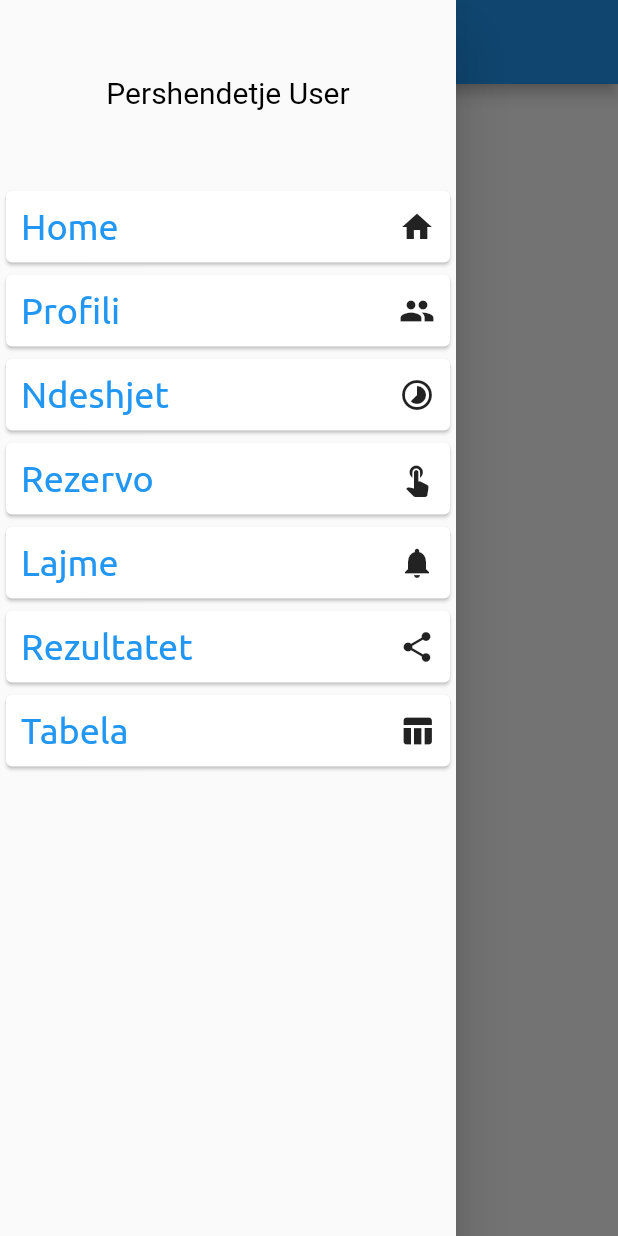
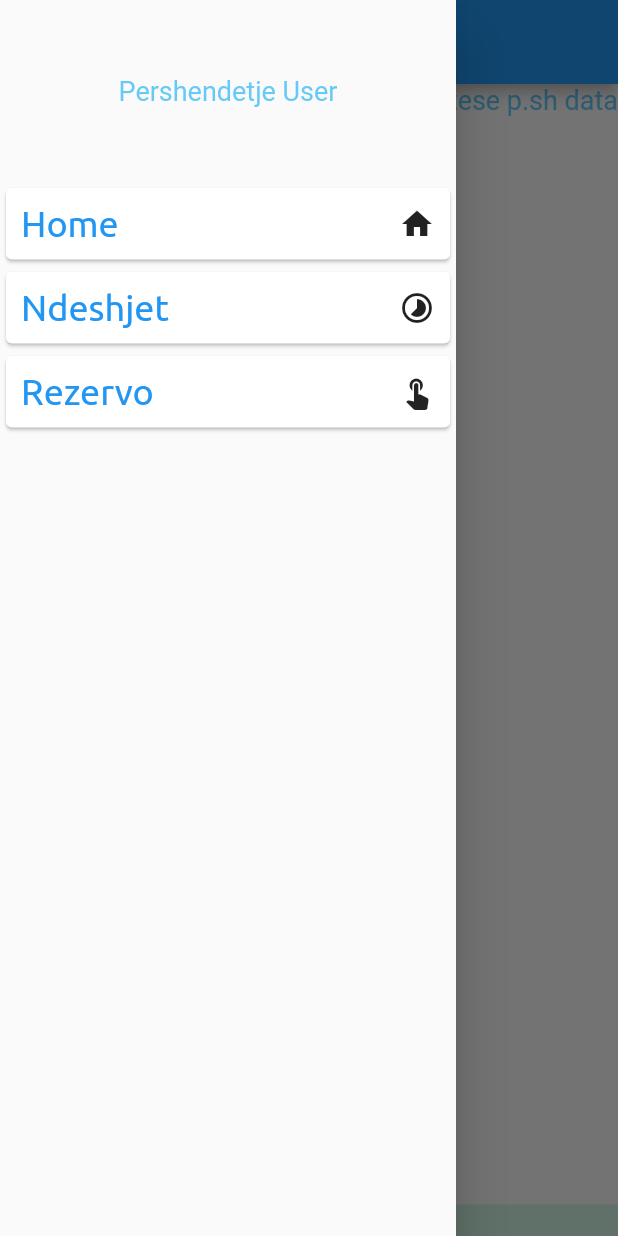
Before and after one commit to fabianberisha/qendra_sportive_shllaku, a Flutter app: the screen it shows after launch, with the side drawer open, on a phone screen of 412 x 824 dp. Run offline on Flutter 3.47's test engine with Material 2 defaults, Android fonts, the phone set to English and light mode, and no system bars; missing offline and left inert: calendar_strip.

Commit message:
Commit 5/19

```diff
--- a/lib/main.dart
+++ b/lib/main.dart
@@ -25,16 +25,16 @@ class MyApp extends StatelessWidget {
         theme: ThemeData(
             primaryColor: Colors.blue,
             textTheme: ThemeData.light().textTheme.copyWith(
-                  title: TextStyle(
+                  headline6: TextStyle(
                     color: Colors.blue,
                     fontSize: 24,
                     fontFamily: 'Ubuntu',
                   ),
-                  body1: TextStyle(
+                  bodyText1: TextStyle(
                     color: Colors.black,
                     fontSize: 20,
                   ),
-                  body2: TextStyle(
+                  bodyText2: TextStyle(
                     color: Colors.lightBlue.withOpacity(0.6),
                     fontSize: 18,
                   ),
--- a/lib/models/categories.dart
+++ b/lib/models/categories.dart
@@ -22,12 +22,12 @@ final categories = [
     route: '/',
     icon: Icons.home,
   ),
-  Category(
-    id: 'c1',
-    name: 'Profili',
-    route: '/profili_screen',
-    icon: Icons.people,
-  ),
+  // Category(
+  //   id: 'c1',
+  //   name: 'Profili',
+  //   route: '/profili_screen',
+  //   icon: Icons.people,
+  // ),
   Category(
     id: 'c2',
     name: 'Ndeshjet',
@@ -40,22 +40,22 @@ final categories = [
     route: '/rezervo_screen',
     icon: Icons.touch_app,
   ),
-  Category(
-    id: 'c4',
-    name: 'Lajme',
-    route: '/lajme_screen',
-    icon: Icons.notifications,
-  ),
-  Category(
-    id: 'c5',
-    name: 'Rezultatet',
-    route: '/rezultatet_screen',
-    icon: Icons.share,
-  ),
-  Category(
-    id: 'c6',
-    name: 'Tabela',
-    route: '/tabela_screen',
-    icon: Icons.table_chart,
-  ),
+  // Category(
+  //   id: 'c4',
+  //   name: 'Lajme',
+  //   route: '/lajme_screen',
+  //   icon: Icons.notifications,
+  // ),
+  // Category(
+  //   id: 'c5',
+  //   name: 'Rezultatet',
+  //   route: '/rezultatet_screen',
+  //   icon: Icons.share,
+  // ),
+  // Category(
+  //   id: 'c6',
+  //   name: 'Tabela',
+  //   route: '/tabela_screen',
+  //   icon: Icons.table_chart,
+  // ),
 ];
--- a/lib/screen/home_screen.dart
+++ b/lib/screen/home_screen.dart
@@ -1,18 +1,35 @@
 import 'package:flutter/material.dart';
+import 'package:provider/provider.dart';
 // import 'package:intl/intl.dart';
-// import 'package:provider/provider.dart';
-// import '../models/ndeshjet.dart';
+
+import '../models/ndeshjet.dart';
 import '../widgets/app_drawer.dart';
+import '../widgets/home_body.dart';
 
 class HomeScreen extends StatelessWidget {
   @override
   Widget build(BuildContext context) {
+    final matches = Provider.of<NdeshjetItem>(context, listen: false);
+    matches.findMatch(matches.userid);
+
     return Scaffold(
       appBar: AppBar(
         title: Text('Q.S.Shllaku'),
       ),
       drawer: AppDrawer(),
-      body: Text('Home'),
+      body: Column(
+        mainAxisAlignment: MainAxisAlignment.spaceBetween,
+        children: <Widget>[
+          Row(
+            mainAxisAlignment: MainAxisAlignment.spaceBetween,
+            children: <Widget>[
+              Text('Perdoruesi: ${matches.userid}'),
+              Text('Info shtese p.sh data')
+            ],
+          ),
+          HomeBody(),
+        ],
+      ),
     );
   }
 }
--- a/lib/screen/lajme_screen.dart
+++ b/lib/screen/lajme_screen.dart
@@ -11,7 +11,7 @@ class LajmeScreen extends StatelessWidget {
       body: Center(
         child: Text(
           'ljm',
-          style: Theme.of(context).textTheme.title,
+          style: Theme.of(context).textTheme.headline6,
         ),
       ),
     );
--- a/lib/screen/ndeshjet_screen.dart
+++ b/lib/screen/ndeshjet_screen.dart
@@ -24,10 +24,10 @@ class _TerminetScreenState extends State<TerminetScreen>
 
   @override
   Widget build(BuildContext context) {
-    final matches = Provider.of<NdeshjetItem>(context);
-    matches.findMatch(matches
-        .userid); //TODO change matches head destination that all widgets can listen
+    final matches = Provider.of<NdeshjetItem>(context, listen: false);
+    matches.findMatch(matches.userid);
 
+    print(matches.filterMatches('soon'));
     return Scaffold(
       appBar: AppBar(
         title: Text('Ndeshjet'),
--- a/lib/widgets/app_category.dart
+++ b/lib/widgets/app_category.dart
@@ -16,7 +16,7 @@ class AppCategory extends StatelessWidget {
                   padding: EdgeInsets.all(5),
                   margin: EdgeInsets.all(5),
                   child: Row(mainAxisAlignment: MainAxisAlignment.spaceBetween ,children: [
-              Text(cat.name, style: Theme.of(context).textTheme.title),
+              Text(cat.name, style: Theme.of(context).textTheme.headline6),
               Container(
                   child: Icon(cat.icon),
               ),
--- /dev/null
+++ b/lib/widgets/home_body.dart
@@ -0,0 +1,65 @@
+import 'package:flutter/material.dart';
+import 'package:provider/provider.dart';
+import 'package:intl/intl.dart';
+
+import '../models/ndeshjet.dart';
+
+class HomeBody extends StatelessWidget {
+  @override
+  Widget build(BuildContext context) {
+    final nextMatch =
+        Provider.of<NdeshjetItem>(context).filterMatches('soon')[0];
+    final estimateTs = DateTime(nextMatch.date.year, nextMatch.date.month,
+        nextMatch.date.day, nextMatch.hour.hour, 0, 0);
+
+
+    return StreamBuilder(
+        stream: Stream.periodic(Duration(seconds: 1), (i) => i),
+        builder: (BuildContext context, AsyncSnapshot<int> snapshot) {
+          DateFormat format = DateFormat("mm:ss");
+          int now = DateTime.now().millisecondsSinceEpoch;
+          Duration remaining =
+              Duration(milliseconds: estimateTs.millisecondsSinceEpoch - now);
+          var dateString =
+              '${remaining.inHours}:${format.format(DateTime.fromMillisecondsSinceEpoch(remaining.inMilliseconds))}';
+          print(dateString);
+          return Container(
+            color: Colors.greenAccent.withOpacity(0.3),
+            alignment: Alignment.center,
+            child: Text(dateString),
+          );
+        });
+
+    // return Column(
+    //   children: <Widget>[
+    //     Card(
+    //       child: Text('Counter down time till next match.'), //TODO
+    //     ),
+    //     SizedBox(
+    //       height: 100,
+    //     ),
+    //     Column(
+    //       children: <Widget>[
+    //         Text('Rezultatet e fundit:'),
+    //         Card(
+    //             elevation: 6,
+    //             child: Container(
+    //               padding: EdgeInsets.all(5),
+    //               child: Text(
+    //                 'WWWWW',
+    //                 style: TextStyle(color: Colors.green),
+    //               ),
+    //             ))
+    //       ],
+    //     ),
+    //     SizedBox(
+    //       height: 100,
+    //     ),
+    //     Text('Ndeshjet e paluajtura'),
+    //     SizedBox(
+    //       height: 200,
+    //     ),
+    //   ],
+    // );
+  }
+}
--- a/lib/widgets/tab_ndeshjet.dart
+++ b/lib/widgets/tab_ndeshjet.dart
@@ -27,7 +27,7 @@ class TabNdeshjet extends StatelessWidget {
                 margin: EdgeInsets.symmetric(horizontal: 20),
                 child: Text(
                   match.hour.format(context),
-                  style: Theme.of(context).textTheme.body2,
+                  style: Theme.of(context).textTheme.bodyText2,
                 ),
               ),
               subtitle: Container(
@@ -59,11 +59,11 @@ class TabNdeshjet extends StatelessWidget {
                   : Container(
                       margin: EdgeInsets.symmetric(horizontal: 20),
                       child: match.perfundon == Perfundon.Fitore
-                          ? Text('W')
+                          ? Text('W', style: TextStyle(color: Colors.green))
                           : match.perfundon == Perfundon.Barazim
                               ? Text('D')
                               : match.perfundon == Perfundon.Humbje
-                                  ? Text('L')
+                                  ? Text('L', style: TextStyle(color: Colors.red))
                                   : Text('')),
             ),
           );
--- a/pubspec.yaml
+++ b/pubspec.yaml
@@ -24,6 +24,7 @@ dependencies:
   calendar_strip:
   intl:
   flutter_icons:
+  countdown_flutter:
 
 
   # The following adds the Cupertino Icons font to your application.
@@ -48,7 +49,7 @@ flutter:
 
   # To add assets to your application, add an assets section, like this:
   # assets:
-  #  - images/a_dot_burr.jpeg
+  #  - assets/icons/field.png
   #  - images/a_dot_ham.jpeg
 
   # An image asset can refer to one or more resolution-specific "variants", see
```
Also changed, not shown: lib/screen/rezervo_screen.dart (+1 -12 lines), lib/widgets/button_rezervo.dart (+8 -3 lines), lib/widgets/calendar_strip_widget.dart (+5 -2 lines), lib/widgets/match_available_widget.dart (+7 -2 lines), pubspec.lock.
